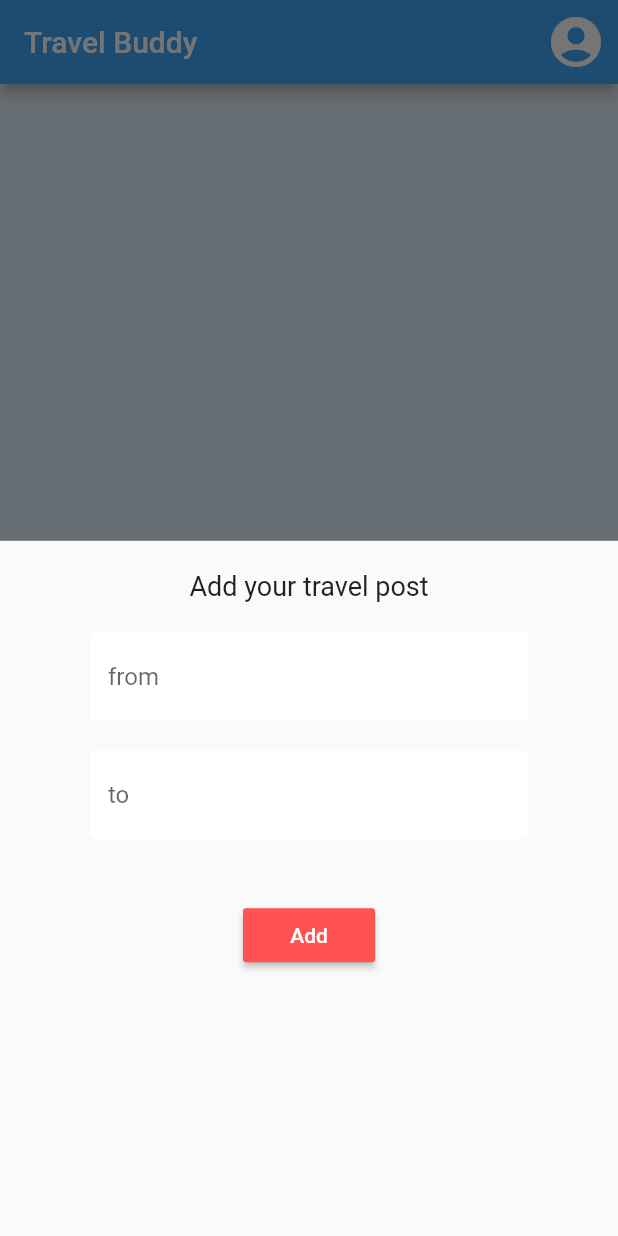
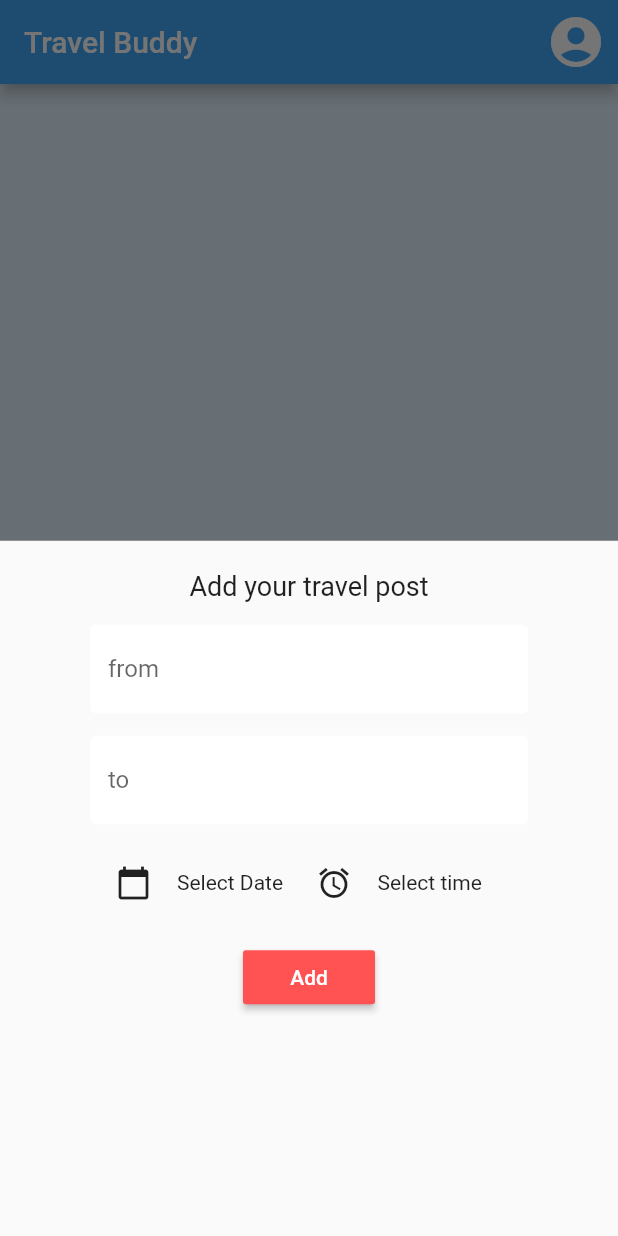
Before and after one commit to harsh-heda/travel, a Flutter app: the screen it shows once a user with an empty profile is signed in, after a tap on the "add" icon, on a phone screen of 412 x 824 dp. Run offline on Flutter 3.47's test engine with Material 2 defaults, Android fonts, the phone set to English and light mode, and no system bars; our stand-ins replace cloud_firestore, firebase_auth, firebase_core, flutter_spinkit; accounts and stored records are empty.

```diff
--- /dev/null
+++ b/lib/models/posts.dart
@@ -0,0 +1,9 @@
+class PostData {
+  final String from;
+  final String to;
+  final String date;
+  final String time;
+  final String uid;
+
+  PostData({this.from, this.to, this.date, this.time, this.uid});
+}
--- a/lib/models/users.dart
+++ b/lib/models/users.dart
@@ -1,5 +1,11 @@
 class Users {
   final String uid;
-
   Users({this.uid});
 }
+
+class UserData {
+  final String firstName;
+  final String lastName;
+  final String uid;
+  UserData({this.firstName, this.lastName, this.uid});
+}
--- a/lib/screens/home/home.dart
+++ b/lib/screens/home/home.dart
@@ -1,9 +1,14 @@
 import 'package:flutter/material.dart';
 import 'package:travel/screens/home/travelPost_form.dart';
 import 'package:travel/services/auth.dart';
+import 'package:travel/services/database.dart';
+import 'package:travel/models/posts.dart';
+import 'package:provider/provider.dart';
+import 'package:travel/screens/home/post_list.dart';
 
 class Home extends StatelessWidget {
   final AuthService _auth = AuthService();
+  //final DatabaseService _data = DatabaseService();
 
   @override
   Widget build(BuildContext context) {
@@ -18,7 +23,9 @@ class Home extends StatelessWidget {
           });
     }
 
-    return Scaffold(
+    return StreamProvider<List<PostData>>.value(
+      value: DatabaseService().postData,
+      child: Scaffold(
         backgroundColor: Colors.blue[50],
         appBar: AppBar(
           title: Text('Travel Buddy'),
@@ -33,11 +40,16 @@ class Home extends StatelessWidget {
             ),
           ],
         ),
+        body: PostList(),
+
+        // Add post button
+
         floatingActionButton: FloatingActionButton(
           onPressed: () => _showAddPostPanel(),
           child: Icon(Icons.add),
           backgroundColor: Colors.blue,
         ),
+      ),
     );
   }
 }
--- /dev/null
+++ b/lib/screens/home/post_list.dart
@@ -0,0 +1,21 @@
+import 'package:flutter/material.dart';
+import 'package:provider/provider.dart';
+import 'package:travel/models/posts.dart';
+import 'package:travel/screens/home/customCard.dart';
+
+class PostList extends StatefulWidget {
+  @override
+  _PostListState createState() => _PostListState();
+}
+
+class _PostListState extends State<PostList> {
+  @override
+  Widget build(BuildContext context) {
+    final posts = Provider.of<List<PostData>>(context) ?? [];
+    return ListView.builder(
+        itemCount: posts.length,
+        itemBuilder: (context, index) {
+          return CustomCard(post: posts[index]);
+        });
+  }
+}
--- a/lib/screens/home/travelPost_form.dart
+++ b/lib/screens/home/travelPost_form.dart
@@ -1,29 +1,65 @@
 import 'package:flutter/material.dart';
 import 'package:travel/shared/constans.dart';
+import 'package:travel/services/database.dart';
+import 'package:provider/provider.dart';
+import 'package:travel/models/users.dart';
+import 'package:intl/intl.dart';
 
 class TravelPostForm extends StatefulWidget {
   @override
   _TravelPostFormState createState() => _TravelPostFormState();
-  static final now = DateTime.now();
 }
 
 class _TravelPostFormState extends State<TravelPostForm> {
   final _formKey = GlobalKey<FormState>();
 
+  String _selectedDate = "Select Date";
+  String _selectedTime = 'Select time';
   String to;
   String from;
-  DateTime date;
-  TimeOfDay time;
+  String date;
+  String time;
+  String error = '';
+
+  //date time piceker
+  Future<void> _openDatePicker(BuildContext context) async {
+    final DateTime d = await showDatePicker(
+        context: context,
+        initialDate: DateTime.now(),
+        firstDate: DateTime.now(),
+        lastDate: DateTime(2030));
+
+    if (d != null) {
+      setState(() {
+        _selectedDate = new DateFormat.yMMMd('en_US').format(d).toString();
+        date = _selectedDate;
+      });
+    }
+  }
+  // time picker
+
+  Future<void> _openTimePicker(BuildContext context) async {
+    final TimeOfDay t =
+        await showTimePicker(context: context, initialTime: TimeOfDay.now());
+    if (t != null) {
+      print(t);
+      setState(() {
+        _selectedTime = t.hour.toString() + ':' + t.minute.toString();
+        time = _selectedTime;
+      });
+    }
+  }
 
   @override
   Widget build(BuildContext context) {
+    final user = Provider.of<Users>(context);
     return Form(
       key: _formKey,
       child: Column(
         children: <Widget>[
           Text("Add your travel post", style: TextStyle(fontSize: 18)),
           SizedBox(
-            height: 20,
+            height: 15,
           ),
           // text field for from
           TextFormField(
@@ -35,7 +71,7 @@ class _TravelPostFormState extends State<TravelPostForm> {
             },
           ),
           SizedBox(
-            height: 20,
+            height: 15,
           ),
 
           // text field for to
@@ -49,42 +85,63 @@ class _TravelPostFormState extends State<TravelPostForm> {
             },
           ),
           SizedBox(
-            height: 20,
+            height: 15,
           ),
-          // Row(children: <Widget>[
-          //   // date calender
-          //   Text(date == null ? 'Date not selected' : date.toString()),
-          //   SizedBox(
-          //     width: 20,
-          //   ),
-          //   RaisedButton(
-          //       child: Text('Pick a date'),
-          //       onPressed: () {
-          //         showDatePicker(
-          //                 context: context,
-          //                 initialDate: DateTime.now(),
-          //                 firstDate: DateTime.now(),
-          //                 lastDate: DateTime(2030))
-          //             .then((date) {
-          //           setState(() {
-          //             date = date;
-          //             print(date);
-          //           });
-          //         });
-          //       }),
-          // ]),
+          Row(children: <Widget>[
+            Padding(padding: EdgeInsets.only(left: 5)),
+
+            // date calender
+
+            IconButton(
+              icon: Icon(Icons.calendar_today),
+              onPressed: () {
+                _openDatePicker(context);
+              },
+            ),
+            SizedBox(
+              width: 5,
+            ),
+            Text(_selectedDate),
+
+            SizedBox(
+              width: 10,
+            ),
+
+            // select time
+
+            IconButton(
+              icon: Icon(Icons.alarm),
+              onPressed: () {
+                _openTimePicker(context);
+              },
+            ),
+
+            SizedBox(
+              width: 5,
+            ),
+            Text(_selectedTime),
+          ]),
           //time clock
           SizedBox(
-            height: 20,
+            height: 15,
           ),
           //submit button
           RaisedButton(
               onPressed: () async {
-                print(to);
-                print(from);
+                if (_formKey.currentState.validate()) {
+                  dynamic res = await DatabaseService(uid: user.uid)
+                      .updateUserTravelData(to, from, date, time, user.uid);
+                  if (res == null) {
+                    setState(() => error = 'Please provide necessary details');
+                  }
+                }
               },
               color: Colors.redAccent,
-              child: Text("Add", style: TextStyle(color: Colors.white)))
+              child: Text("Add", style: TextStyle(color: Colors.white))),
+          SizedBox(
+            height: 15,
+          ),
+          Text(error, style: TextStyle(color: Colors.red, fontSize: 15)),
         ],
       ),
     );
--- a/lib/services/auth.dart
+++ b/lib/services/auth.dart
@@ -38,7 +38,7 @@ class AuthService {
       User user = cred.user;
       //create a new document  from user with uid
       await DatabaseService(uid: user.uid)
-          .updateUserProfileData(firstName, lastName);
+          .updateUserProfileData(firstName, lastName, user.uid);
       return _userFromFirebaseUser(user);
     } catch (e) {
       print(e.toString());
--- a/lib/services/database.dart
+++ b/lib/services/database.dart
@@ -1,25 +1,58 @@
 import 'package:cloud_firestore/cloud_firestore.dart';
+import 'package:travel/models/users.dart';
+import 'package:travel/models/posts.dart';
 
 class DatabaseService {
   final String uid;
   DatabaseService({this.uid});
 
   //collection reference
-  final CollectionReference travelCollection =
-      FirebaseFirestore.instance.collection("travels");
+  final CollectionReference userCollection =
+      FirebaseFirestore.instance.collection("users");
 
-  Future updateUserProfileData(String firstName, String lastName) async {
-    return await travelCollection.doc(uid).set({
-      'firstName': firstName,
-      'lastName': lastName,
-    });
+  final CollectionReference postCollection =
+      FirebaseFirestore.instance.collection("posts");
+
+  Future updateUserProfileData(
+      String firstName, String lastName, String uid) async {
+    return await userCollection
+        .doc(uid)
+        .set({'firstName': firstName, 'lastName': lastName, 'uid': uid});
   }
 
-  Future updateUserTravelData(String to, String from) async {
-    return await travelCollection
-        .doc(uid)
-        .collection("travelPost")
-        .doc(uid)
-        .set({'to': to, 'from': from});
+  Future updateUserTravelData(
+      String to, String from, String date, String time, String uid) async {
+    return await postCollection
+        .add({'to': to, 'from': from, 'date': date, 'time': time, 'uid': uid});
+  }
+
+  // user list from snapshot
+  List<UserData> _userListFromSnapshot(QuerySnapshot snapshot) {
+    return snapshot.docs.map((doc) {
+      return UserData(
+          firstName: doc.data()['firstName'],
+          lastName: doc.data()['lastName'],
+          uid: doc.data()['uid']);
+    }).toList();
+  }
+
+  //stream of users
+  Stream<List<UserData>> get userData {
+    return userCollection.snapshots().map(_userListFromSnapshot);
+  }
+
+  List<PostData> _postListFromSnapshot(QuerySnapshot snapshot) {
+    return snapshot.docs.map((doc) {
+      return PostData(
+          to: doc.data()['to'],
+          from: doc.data()['from'],
+          date: doc.data()['date'],
+          time: doc.data()['time'],
+          uid: doc.data()['uid']);
+    }).toList();
+  }
+
+  Stream<List<PostData>> get postData {
+    return postCollection.snapshots().map(_postListFromSnapshot);
   }
 }
```
Also changed, not shown: lib/screens/home/customCard.dart (added, +24 -0 lines), lib/screens/home/desc.dart (added, +49 -0 lines). Lines whose indentation alone changed are shown as unchanged.
